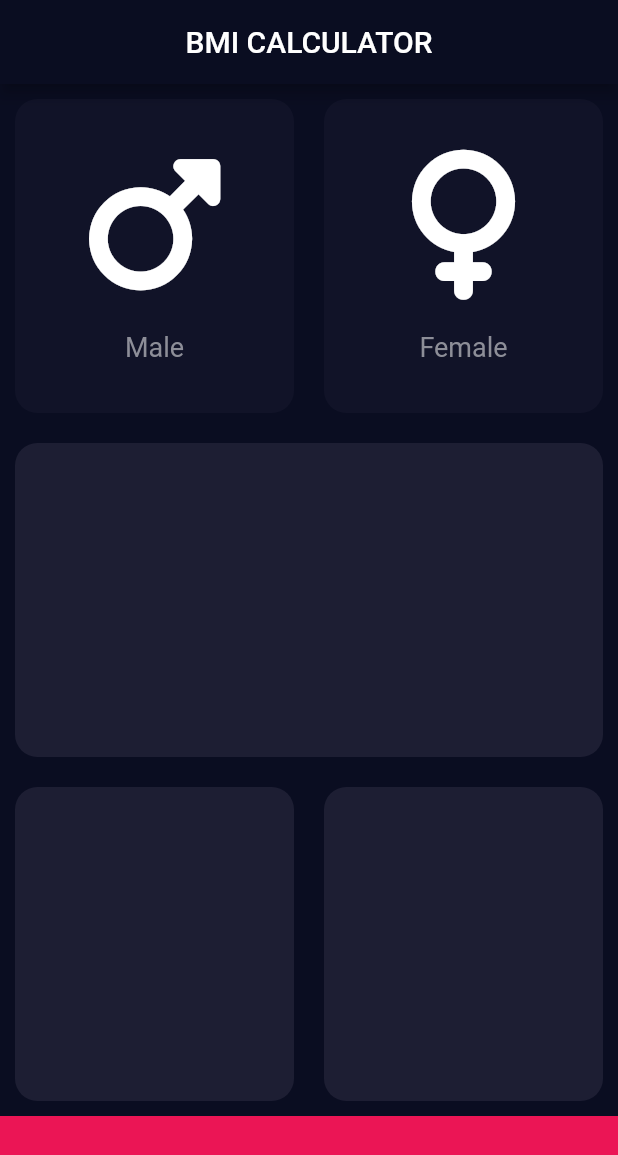
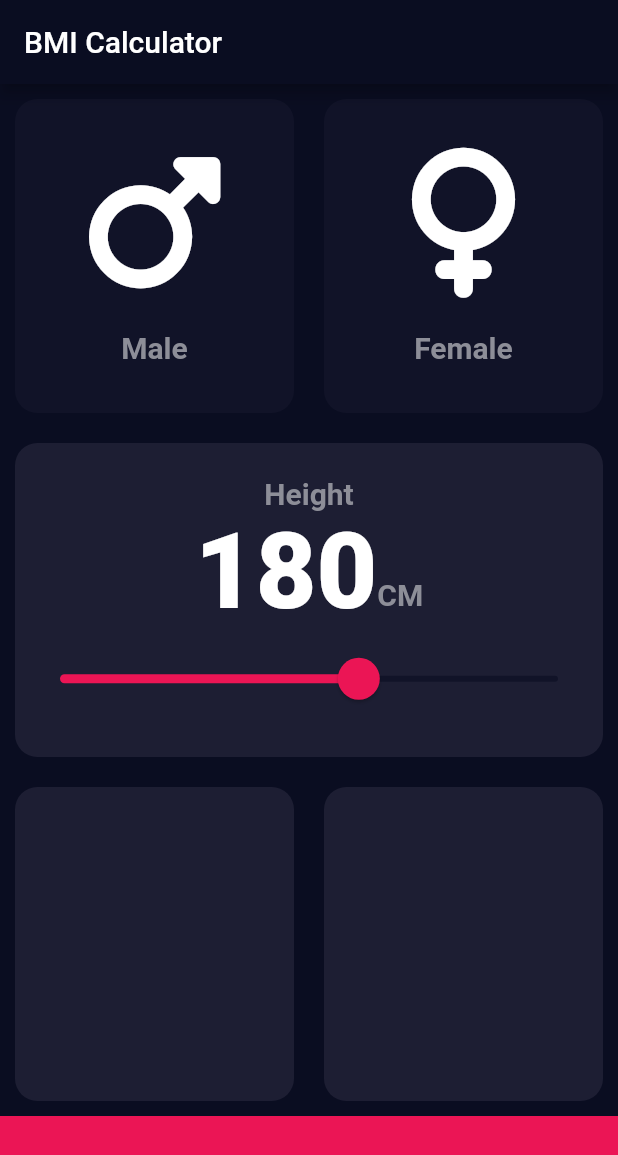
Before and after one commit to Mahad871/BMI_Calculator, a Flutter app: the screen it shows after launch, on a phone screen of 412 x 824 dp. Shown: the top 1155 px of the screen. Run offline on Flutter 3.47's test engine with Material 2 defaults, Android fonts, the light colour scheme and no system bars; our stand-ins replace font_awesome_flutter.

Commit message:
Slider Widget Done with Updating height value

```diff
--- a/lib/GenderIcons.dart
+++ b/lib/GenderIcons.dart
@@ -1,6 +1,5 @@
 import 'package:flutter/material.dart';
-
-const Color cardTextColor = Color(0xFF8D8E98);
+import 'constants.dart';
 
 class GenderIcons extends StatelessWidget {
   final IconData genderIcon;
@@ -21,7 +20,7 @@ class GenderIcons extends StatelessWidget {
         ),
         Text(
           genterText,
-          style: TextStyle(fontSize: 18, color: cardTextColor),
+          style: kCardTextStyle,
         ),
       ],
     );
--- a/lib/ReusableCards.dart
+++ b/lib/ReusableCards.dart
@@ -1,18 +1,24 @@
 import 'package:flutter/material.dart';
+import 'constants.dart';
 
 class ReusableCard extends StatelessWidget {
   final Color colour;
   final Widget? cardChild;
-  ReusableCard({required this.colour, this.cardChild});
+  final VoidCallback? onPress;
+
+  ReusableCard({required this.colour, this.cardChild, this.onPress});
   @override
   Widget build(BuildContext context) {
-    return Container(
-      child: cardChild,
-      decoration: BoxDecoration(
-        borderRadius: BorderRadius.circular(15),
-        color: colour,
+    return GestureDetector(
+      onTap: onPress,
+      child: Container(
+        child: cardChild,
+        decoration: BoxDecoration(
+          borderRadius: BorderRadius.circular(15),
+          color: colour,
+        ),
+        margin: EdgeInsets.all(10),
       ),
-      margin: EdgeInsets.all(10),
     );
   }
 }
--- /dev/null
+++ b/lib/constants.dart
@@ -0,0 +1,17 @@
+import 'package:flutter/material.dart';
+
+const double kBottomContainerHeight = 80;
+const Color kBottomContainerColor = Color(0xFFEB1555);
+const Color kActiveReusableCardColor = Color(0xFF1D1E33);
+const Color kInactiveReusableCardColor = Color(0xFF111328);
+
+const Color kCardTextColor = Color(0xFF8D8E98);
+
+const TextStyle kCardTextStyle =
+    TextStyle(fontSize: 20, color: kCardTextColor, fontWeight: FontWeight.bold);
+
+const TextStyle kNumberTextStyle =
+    TextStyle(fontSize: 70.0, fontWeight: FontWeight.w900);
+
+int kHeightSlider = 180;
+double kMaxSlider = 220, kMinSlider = 120;
--- a/lib/input_page.dart
+++ b/lib/input_page.dart
@@ -1,12 +1,9 @@
 import 'package:flutter/material.dart';
 import 'GenderIcons.dart';
+import 'SliderWidget.dart';
 import 'ReusableCards.dart';
 import 'package:font_awesome_flutter/font_awesome_flutter.dart';
-
-const double bottomContainerHeight = 80;
-const Color bottomContainerColor = Color(0xFFEB1555);
-const Color ActiveReusableCardColor = Color(0xFF1D1E33);
-const Color InactiveReusableCardColor = Color(0xFF111328);
+import 'constants.dart';
 
 enum GenderType { male, female }
 
@@ -24,9 +21,7 @@ class _InputPageState extends State<InputPage> {
   Widget build(BuildContext context) {
     return Scaffold(
       appBar: AppBar(
-        title: Center(
-          child: Text('BMI CALCULATOR'),
-        ),
+        title: Text('BMI Calculator'),
       ),
       body: Column(
         children: [
@@ -34,36 +29,92 @@ class _InputPageState extends State<InputPage> {
             child: Row(
               children: [
                 Expanded(
-                  child: GestureDetector(
-                    onTap: () => setState(
-                      () {
+                  child: ReusableCard(
+                    onPress: () => setState(() {
                       selectedGender = GenderType.male;
-                      },
-                    ),
-                    child: ReusableCard(
+                    }),
                     colour: selectedGender == GenderType.male
-                          ? ActiveReusableCardColor
-                          : InactiveReusableCardColor,
+                        ? kActiveReusableCardColor
+                        : kInactiveReusableCardColor,
                     cardChild: GenderIcons(
-                          genderIcon: FontAwesomeIcons.mars,
-                          genterText: 'Male'),
-                    ),
+                        genderIcon: FontAwesomeIcons.mars, genterText: 'Male'),
                   ),
                 ),
                 Expanded(
-                  child: GestureDetector(
-                    onTap: () => setState(
-                      () {
+                  child: ReusableCard(
+                    onPress: () {
+                      setState(() {
                         selectedGender = GenderType.female;
+                      });
                     },
-                    ),
-                    child: ReusableCard(
                     colour: selectedGender == GenderType.female
-                          ? ActiveReusableCardColor
-                          : InactiveReusableCardColor,
+                        ? kActiveReusableCardColor
+                        : kInactiveReusableCardColor,
                     cardChild: GenderIcons(
                         genderIcon: FontAwesomeIcons.venus,
                         genterText: 'Female'),
+                  ),
+                ),
+              ],
+            ),
+          ),
+          Expanded(
+            child: Row(
+              children: [
+                Expanded(
+                  child: ReusableCard(
+                    colour: kActiveReusableCardColor,
+                    cardChild: Column(
+                      mainAxisAlignment: MainAxisAlignment.center,
+                      children: [
+                        Text(
+                          'Height',
+                          style: kCardTextStyle,
+                        ),
+                        Row(
+                          mainAxisAlignment: MainAxisAlignment.center,
+                          children: [
+                            Text(
+                              kHeightSlider.toString(),
+                              style: kNumberTextStyle,
+                            ),
+                            SizedBox(
+                              width: 0,
+                            ),
+                            Column(
+                              children: [
+                                SizedBox(
+                                  height: 30,
+                                ),
+                                Text(
+                                  'CM',
+                                  style: kCardTextStyle,
+                                ),
+                              ],
+                            ),
+                          ],
+                        ),
+                        SliderTheme(
+                          data: SliderTheme.of(context).copyWith(
+                              thumbShape: const RoundSliderThumbShape(
+                                  enabledThumbRadius: 14),
+                              overlayShape:
+                                  RoundSliderOverlayShape(overlayRadius: 30)),
+                          child: Slider(
+                            value: kHeightSlider.toDouble(),
+                            min: kMinSlider,
+                            max: kMaxSlider,
+                            activeColor: kBottomContainerColor,
+                            inactiveColor: kInactiveReusableCardColor,
+                            onChanged: (double value) {
+                              // print(kHeightSlider);
+                              setState(() {
+                                kHeightSlider = value.round();
+                              });
+                            },
+                          ),
+                        ),
+                      ],
                     ),
                   ),
                 ),
@@ -75,31 +126,20 @@ class _InputPageState extends State<InputPage> {
               children: [
                 Expanded(
                   child: ReusableCard(
-                    colour: ActiveReusableCardColor,
-                  ),
-                ),
-              ],
-            ),
-          ),
-          Expanded(
-            child: Row(
-              children: [
-                Expanded(
-                  child: ReusableCard(
-                    colour: ActiveReusableCardColor,
+                    colour: kActiveReusableCardColor,
                   ),
                 ),
                 Expanded(
                   child: ReusableCard(
-                    colour: ActiveReusableCardColor,
+                    colour: kActiveReusableCardColor,
                   ),
                 ),
               ],
             ),
           ),
           Container(
-            color: bottomContainerColor,
-            height: bottomContainerHeight,
+            color: kBottomContainerColor,
+            height: kBottomContainerHeight,
           )
         ],
       ),
```
Lines whose indentation alone changed are shown as unchanged.
